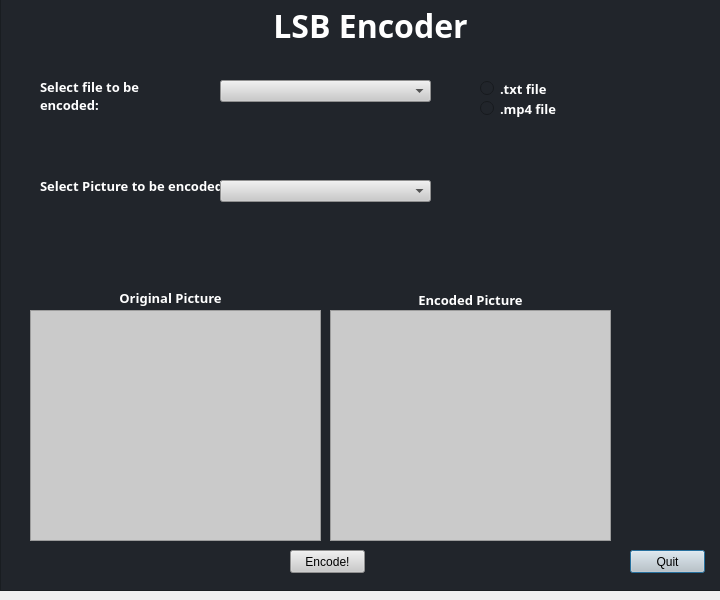
This is testgui.ui in ChngJeremy/CSC2004-CyberSecurity as Qt 5 draws it before an edit. The edited form follows.
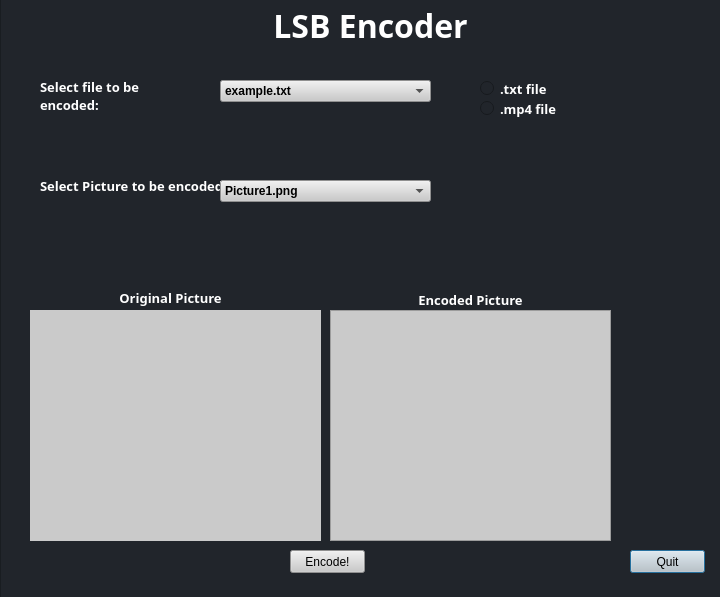
This is the edited form. Icons and pictures are not drawn.

Commit message: changed label names to better reflect functions

```diff
--- a/testgui.ui
+++ b/testgui.ui
@@ -7,7 +7,7 @@
     <x>0</x>
     <y>0</y>
     <width>720</width>
-    <height>600</height>
+    <height>597</height>
    </rect>
   </property>
   <property name="contextMenuPolicy">
@@ -25,7 +25,7 @@
      <x>0</x>
      <y>-10</y>
      <width>731</width>
-     <height>601</height>
+     <height>611</height>
     </rect>
    </property>
    <property name="styleSheet">
@@ -190,9 +190,34 @@
       <height>22</height>
      </rect>
     </property>
+    <property name="font">
+     <font>
+      <weight>75</weight>
+      <bold>true</bold>
+      <kerning>true</kerning>
+     </font>
+    </property>
+    <property name="cursor">
+     <cursorShape>PointingHandCursor</cursorShape>
+    </property>
     <property name="styleSheet">
      <string notr="true">background-color: rgb(202, 202, 202);</string>
     </property>
+    <item>
+     <property name="text">
+      <string>example.txt</string>
+     </property>
+    </item>
+    <item>
+     <property name="text">
+      <string>sample.mp4</string>
+     </property>
+    </item>
+    <item>
+     <property name="text">
+      <string/>
+     </property>
+    </item>
    </widget>
    <widget class="QComboBox" name="comboBox_2">
     <property name="geometry">
@@ -203,9 +228,28 @@
       <height>22</height>
      </rect>
     </property>
+    <property name="font">
+     <font>
+      <weight>75</weight>
+      <bold>true</bold>
+     </font>
+    </property>
+    <property name="cursor">
+     <cursorShape>PointingHandCursor</cursorShape>
+    </property>
     <property name="styleSheet">
      <string notr="true">background-color: rgb(202, 202, 202);</string>
     </property>
+    <item>
+     <property name="text">
+      <string>Picture1.png</string>
+     </property>
+    </item>
+    <item>
+     <property name="text">
+      <string>Picture2.jpeg</string>
+     </property>
+    </item>
    </widget>
    <widget class="QFrame" name="frame">
     <property name="geometry">
@@ -225,6 +269,25 @@
     <property name="frameShadow">
      <enum>QFrame::Raised</enum>
     </property>
+    <widget class="QLabel" name="label_before">
+     <property name="geometry">
+      <rect>
+       <x>0</x>
+       <y>0</y>
+       <width>291</width>
+       <height>231</height>
+      </rect>
+     </property>
+     <property name="text">
+      <string/>
+     </property>
+     <property name="pixmap">
+      <pixmap>../../../../Downloads/photo-1553949285-bdcb31ec5cba.jpg</pixmap>
+     </property>
+     <property name="scaledContents">
+      <bool>true</bool>
+     </property>
+    </widget>
    </widget>
    <widget class="QFrame" name="frame_2">
     <property name="geometry">
```
Left out of the diff: 33 changed lines with no effect on the pictures. The commit also changes 1 other file.
